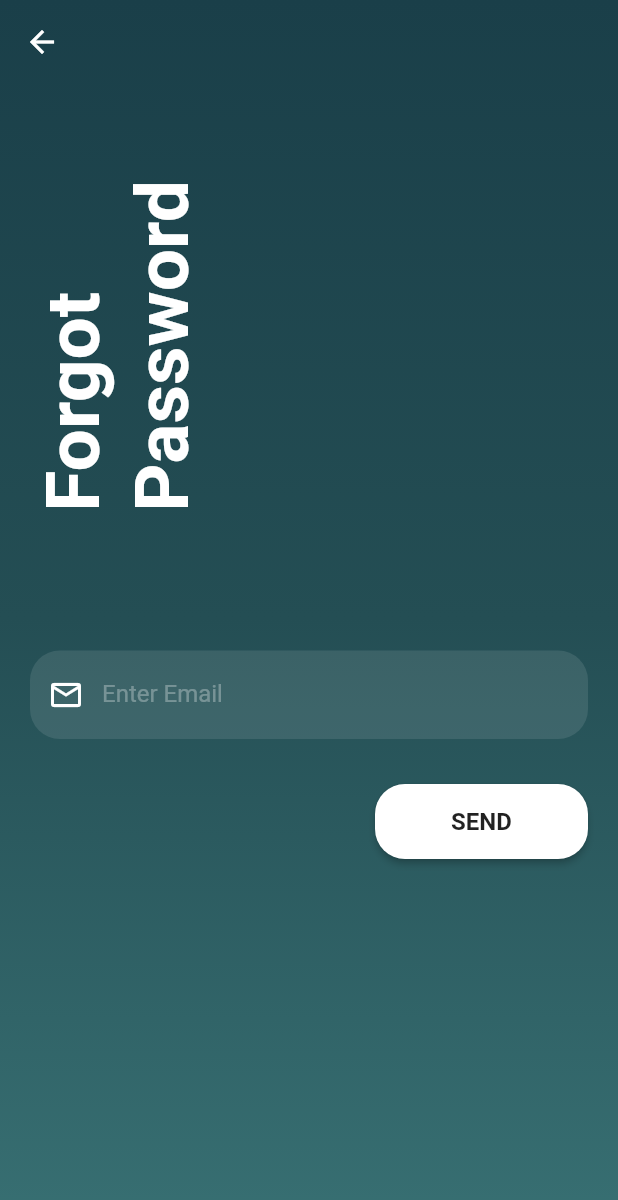
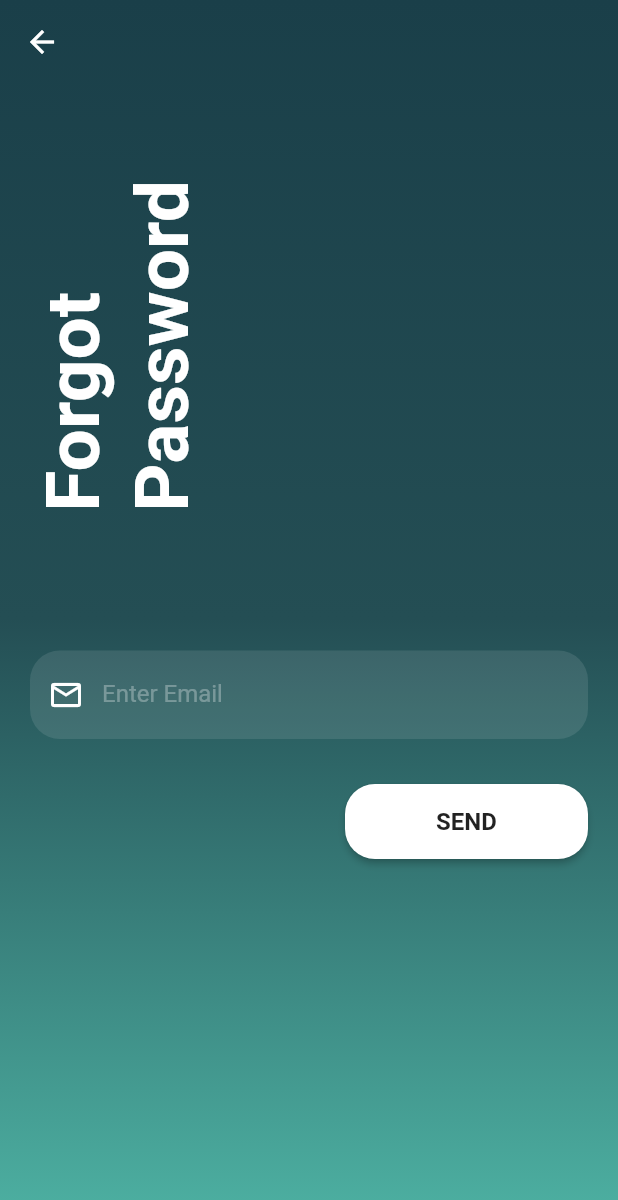
Before and after one commit to ManujaDewmina/User-Login-Template-Flutter-with-Firebase, a Flutter app: the screen it shows after launch, after a tap on "Forgot Password?", on a phone screen of 412 x 824 dp. Shown: the top 1200 px of the screen. Run offline on Flutter 3.47's test engine with Material 2 defaults, Android fonts, the phone set to English and light mode, and no system bars; our stand-ins replace firebase_auth, firebase_core, font_awesome_flutter; accounts and stored records are empty.

Commit message:
v 1.0 login page design and cording finished

```diff
--- a/lib/reusable_widgets/reusable_widget.dart
+++ b/lib/reusable_widgets/reusable_widget.dart
@@ -50,7 +50,7 @@ Container signInSignUpButton(BuildContext context, String text1, Function onTap)
   return Container(
     width: MediaQuery.of(context).size.width,
     height: 50,
-    margin: const EdgeInsets.fromLTRB(230, 10, 0, 20),
+    margin: const EdgeInsets.fromLTRB(210, 10, 0, 20),
     decoration: BoxDecoration(borderRadius: BorderRadius.circular(90)),
     child: ElevatedButton(
       onPressed: (){
--- a/lib/screen/forgot_password_screen.dart
+++ b/lib/screen/forgot_password_screen.dart
@@ -37,7 +37,7 @@ class _ForgotPasswordState extends State<ForgotPassword> {
                 colors: [
                   hexStringToColor("1a3f49"),
                   hexStringToColor("244e54"),
-                  hexStringToColor("387073"),
+                  hexStringToColor("4EB3A4"),
                 ],
                 begin: Alignment.topCenter,
                 end: Alignment.bottomCenter
--- a/lib/screen/sign_in_screen.dart
+++ b/lib/screen/sign_in_screen.dart
@@ -30,7 +30,7 @@ class _SignInScreenState extends State<SignInScreen> {
             colors: [
               hexStringToColor("1a3f49"),
               hexStringToColor("244e54"),
-              hexStringToColor("387073"),
+              hexStringToColor("4EB3A4"),
             ],
              begin: Alignment.topCenter,
              end: Alignment.bottomCenter
@@ -44,7 +44,7 @@ class _SignInScreenState extends State<SignInScreen> {
               children: <Widget>[
                 headBar(),
                 //logoWidget("assert/images/login.png"),
-                const SizedBox(height: 95,),
+                const SizedBox(height: 100,),
                 reusableTextField("Enter Email", Icons.email_outlined, false, _emailTextController),
                 const SizedBox(height: 20,),
                 reusableTextField("Enter Password", Icons.lock_outlined, true, _passwordTextController),
@@ -80,7 +80,7 @@ class _SignInScreenState extends State<SignInScreen> {
                     }
                 }}),
 
-                const SizedBox(height: 90,),
+                const SizedBox(height: 50,),
                 signUpOption()
               ],
             ),
--- a/lib/screen/sign_up_screen.dart
+++ b/lib/screen/sign_up_screen.dart
@@ -39,7 +39,7 @@ class _SignUpScreenState extends State<SignUpScreen> {
                   colors: [
                     hexStringToColor("1a3f49"),
                     hexStringToColor("244e54"),
-                    hexStringToColor("387073"),
+                    hexStringToColor("4EB3A4"),
                   ],
                   begin: Alignment.topCenter,
                   end: Alignment.bottomCenter
```
